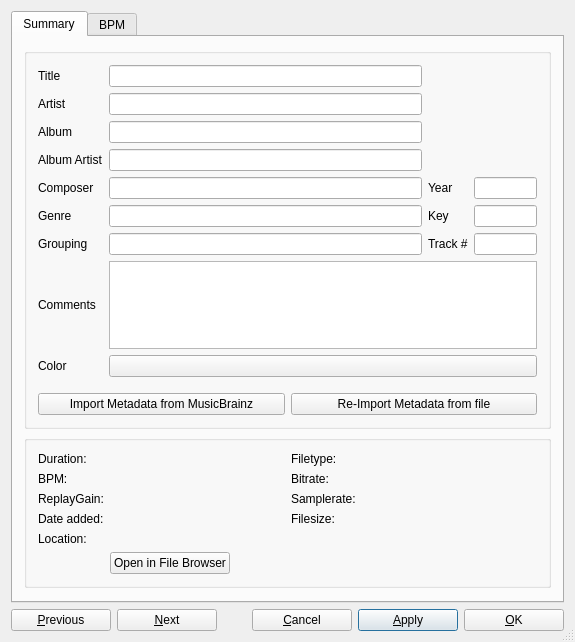
Before: the Qt Designer form src/library/dlgtrackinfo.ui in mixxxdj/mixxx, drawn with Qt 5.
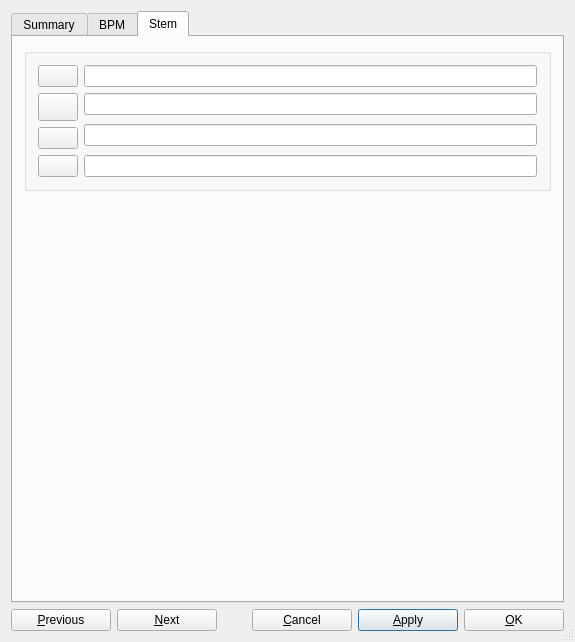
After: the same form once the commit is applied. The open tabs and pages were chosen to show the change.

Commit message: feat(stem): add support for stem info editing via TagLib

```diff
--- a/src/library/dlgtrackinfo.ui
+++ b/src/library/dlgtrackinfo.ui
@@ -932,6 +932,142 @@
        </item>
       </layout>
      </widget>
+     <widget class="QWidget" name="tabStem">
+      <attribute name="title">
+       <string>Stem</string>
+      </attribute>
+      <layout class="QVBoxLayout" name="verticalLayout">
+       <item>
+        <widget class="QGroupBox" name="properties_groupBox_2">
+         <property name="sizePolicy">
+          <sizepolicy hsizetype="Preferred" vsizetype="Minimum">
+           <horstretch>0</horstretch>
+           <verstretch>0</verstretch>
+          </sizepolicy>
+         </property>
+         <layout class="QGridLayout" name="gridLayout_2" columnstretch="0,2">
+          <item row="0" column="0">
+           <widget class="QPushButton" name="btnFirstStemColorPicker">
+            <property name="sizePolicy">
+             <sizepolicy hsizetype="MinimumExpanding" vsizetype="MinimumExpanding">
+              <horstretch>0</horstretch>
+              <verstretch>0</verstretch>
+             </sizepolicy>
+            </property>
+           </widget>
+          </item>
+          <item row="0" column="1">
+           <widget class="QLineEdit" name="txtFirstStemTitle">
+            <property name="sizePolicy">
+             <sizepolicy hsizetype="Expanding" vsizetype="Fixed">
+              <horstretch>0</horstretch>
+              <verstretch>0</verstretch>
+             </sizepolicy>
+            </property>
+            <property name="minimumSize">
+             <size>
+              <width>0</width>
+              <height>0</height>
+             </size>
+            </property>
+           </widget>
+          </item>
+          <item row="1" column="0" rowspan="2">
+           <widget class="QPushButton" name="btnSecondStemColorPicker">
+            <property name="sizePolicy">
+             <sizepolicy hsizetype="MinimumExpanding" vsizetype="MinimumExpanding">
+              <horstretch>0</horstretch>
+              <verstretch>0</verstretch>
+             </sizepolicy>
+            </property>
+           </widget>
+          </item>
+          <item row="1" column="1">
+           <widget class="QLineEdit" name="txtSecondStemTitle">
+            <property name="sizePolicy">
+             <sizepolicy hsizetype="Expanding" vsizetype="Fixed">
+              <horstretch>0</horstretch>
+              <verstretch>0</verstretch>
+             </sizepolicy>
+            </property>
+            <property name="minimumSize">
+             <size>
+              <width>0</width>
+              <height>0</height>
+             </size>
+            </property>
+           </widget>
+          </item>
+          <item row="2" column="1" rowspan="2">
+           <widget class="QLineEdit" name="txtThirdStemTitle">
+            <property name="sizePolicy">
+             <sizepolicy hsizetype="Expanding" vsizetype="Fixed">
+              <horstretch>0</horstretch>
+              <verstretch>0</verstretch>
+             </sizepolicy>
+            </property>
+            <property name="minimumSize">
+             <size>
+              <width>0</width>
+              <height>0</height>
+             </size>
+            </property>
+           </widget>
+          </item>
+          <item row="3" column="0">
+           <widget class="QPushButton" name="btnThirdStemColorPicker">
+            <property name="sizePolicy">
+             <sizepolicy hsizetype="MinimumExpanding" vsizetype="MinimumExpanding">
+              <horstretch>0</horstretch>
+              <verstretch>0</verstretch>
+             </sizepolicy>
+            </property>
+           </widget>
+          </item>
+          <item row="4" column="0">
+           <widget class="QPushButton" name="btnFourthStemColorPicker">
+            <property name="sizePolicy">
+             <sizepolicy hsizetype="MinimumExpanding" vsizetype="MinimumExpanding">
+              <horstretch>0</horstretch>
+              <verstretch>0</verstretch>
+             </sizepolicy>
+            </property>
+           </widget>
+          </item>
+          <item row="4" column="1">
+           <widget class="QLineEdit" name="txtFourthStemTitle">
+            <property name="sizePolicy">
+             <sizepolicy hsizetype="Expanding" vsizetype="Fixed">
+              <horstretch>0</horstretch>
+              <verstretch>0</verstretch>
+             </sizepolicy>
+            </property>
+            <property name="minimumSize">
+             <size>
+              <width>0</width>
+              <height>0</height>
+             </size>
+            </property>
+           </widget>
+          </item>
+         </layout>
+        </widget>
+       </item>
+       <item>
+        <spacer name="verticalSpacer_3">
+         <property name="orientation">
+          <enum>Qt::Orientation::Vertical</enum>
+         </property>
+         <property name="sizeHint" stdset="0">
+          <size>
+           <width>17</width>
+           <height>428</height>
+          </size>
+         </property>
+        </spacer>
+       </item>
+      </layout>
+     </widget>
     </widget>
    </item>
    <item>
```
Left out of the diff: 8 changed lines with no effect on the pictures. The commit also changes 36 other files.
